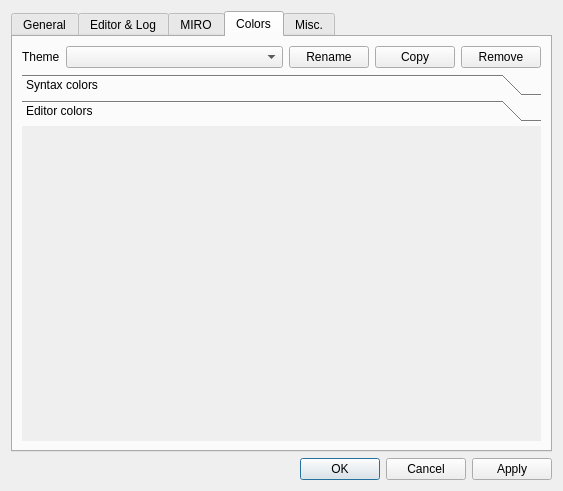
The window that src/settingsdialog.ui (GAMS-dev/studio) describes before a commit, drawn with Qt 5.
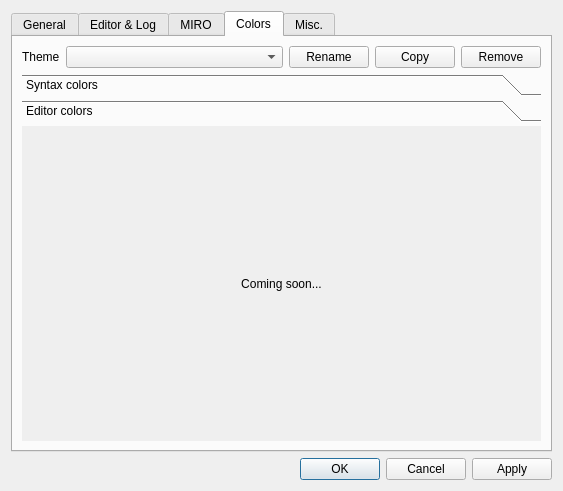
The same window after the commit. The open tabs and pages were chosen to show the change.

Commit message: added "Coming soon" for editor colors

Diff of the .ui file:
```diff
--- a/src/settingsdialog.ui
+++ b/src/settingsdialog.ui
@@ -697,6 +697,51 @@
           <attribute name="label">
            <string>Editor colors</string>
           </attribute>
+          <layout class="QVBoxLayout" name="verticalLayoutEc">
+           <property name="leftMargin">
+            <number>0</number>
+           </property>
+           <property name="topMargin">
+            <number>0</number>
+           </property>
+           <property name="rightMargin">
+            <number>0</number>
+           </property>
+           <property name="bottomMargin">
+            <number>0</number>
+           </property>
+           <item>
+            <widget class="QWidget" name="editorColors" native="true">
+             <layout class="QGridLayout" name="gridLayout_16">
+              <property name="leftMargin">
+               <number>0</number>
+              </property>
+              <property name="topMargin">
+               <number>0</number>
+              </property>
+              <property name="rightMargin">
+               <number>0</number>
+              </property>
+              <property name="bottomMargin">
+               <number>0</number>
+              </property>
+              <property name="spacing">
+               <number>4</number>
+              </property>
+              <item row="0" column="0">
+               <widget class="QLabel" name="label_5">
+                <property name="text">
+                 <string>Coming soon...</string>
+                </property>
+                <property name="alignment">
+                 <set>Qt::AlignCenter</set>
+                </property>
+               </widget>
+              </item>
+             </layout>
+            </widget>
+           </item>
+          </layout>
          </widget>
         </widget>
        </item>
```
Left out of the diff: 4 changed lines with no effect on the pictures. The commit also changes 1 other file.
